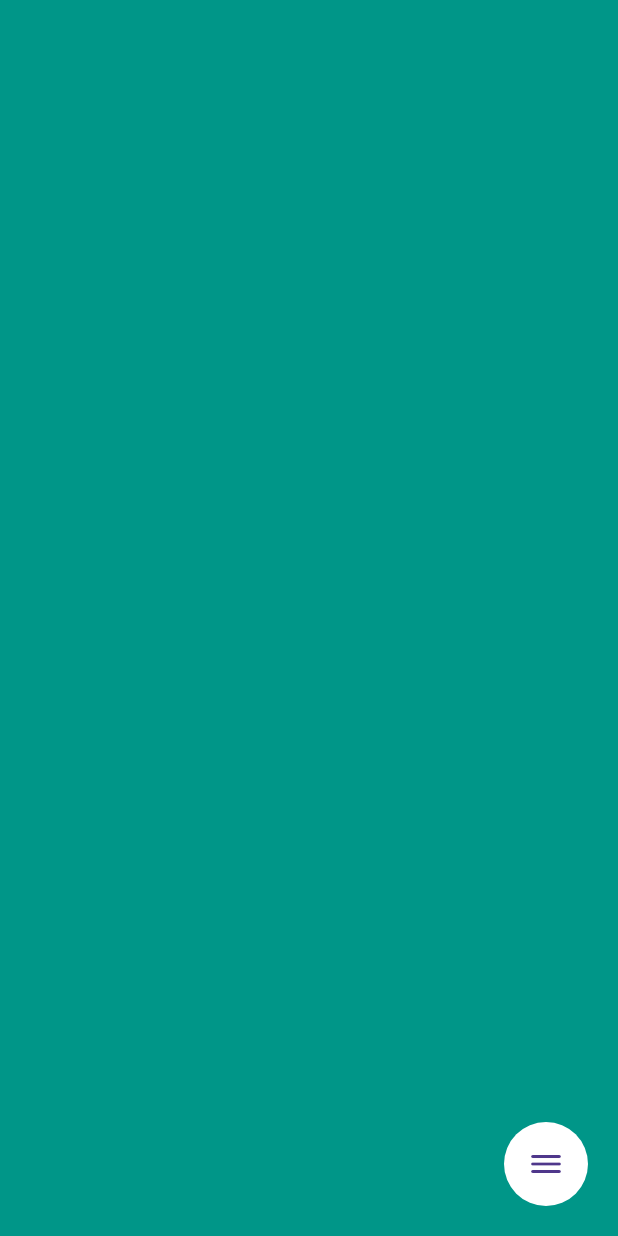
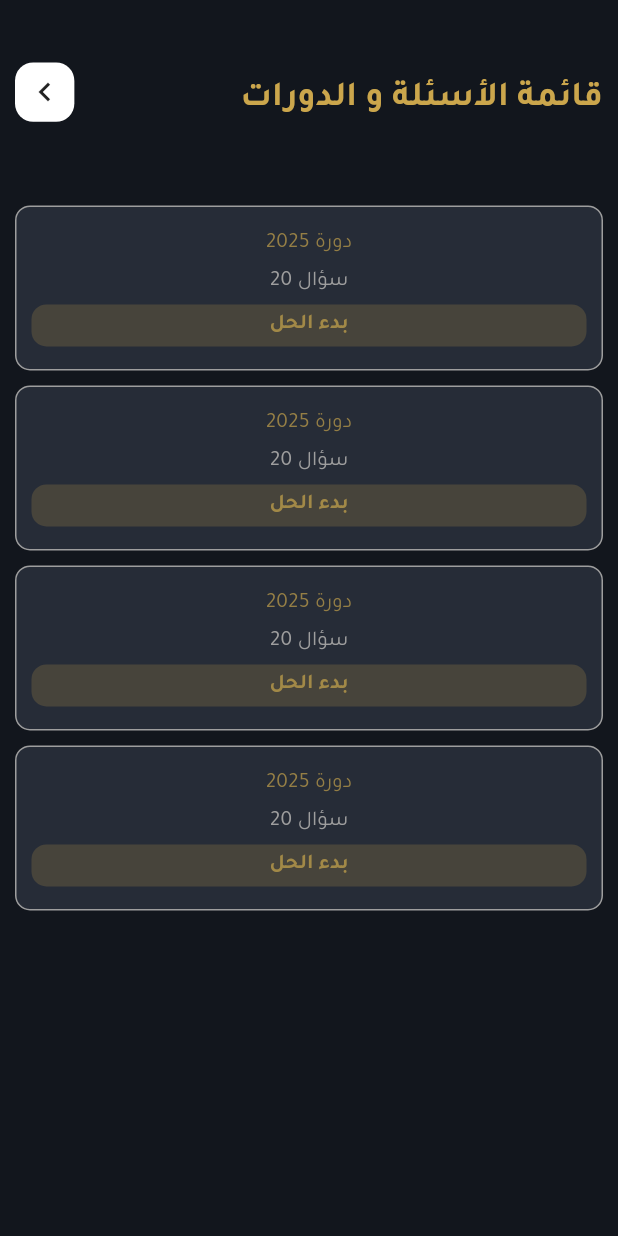
Before and after one commit to LinaHamdoun/un, a Flutter app: the screen it shows after launch, on a phone screen of 412 x 824 dp. Run offline on Flutter 3.47's test engine with Material 3 defaults, Android fonts, the phone set to English and light mode, and no system bars; our stand-ins replace flutter_screenutil, flutter_svg, font_awesome_flutter; missing offline and left inert: mobile_scanner.

Commit message:
commit add file

```diff
--- a/lib/Component/bottom_appBar.dart
+++ b/lib/Component/bottom_appBar.dart
@@ -2,7 +2,7 @@ import 'package:flutter/material.dart';
 import 'package:flutter_screenutil/flutter_screenutil.dart';
 
 import '../Colors/colors_screens.dart';
-import 'icon.dart';
+import 'click_column.dart';
 
 class BottomApp extends StatelessWidget {
   const BottomApp({
--- /dev/null
+++ b/lib/Component/card_test.dart
@@ -0,0 +1,69 @@
+import 'package:flutter/material.dart';
+import 'package:untitled/Colors/colors_screens.dart';
+
+class CardTest extends StatelessWidget {
+  const CardTest({
+    super.key,
+    required this.txt1,
+    required this.txt2,
+    required this.txt3,
+    required this.onTap,
+  });
+
+  final String txt1;
+
+  final String txt2;
+  final String txt3;
+  final VoidCallback onTap;
+
+  @override
+  Widget build(BuildContext context) {
+    return
+  Container(
+        margin: EdgeInsets.symmetric(vertical: 5),
+        padding: EdgeInsets.symmetric(vertical: 15, horizontal: 10),
+        alignment: Alignment.center,
+        width: double.infinity,
+        decoration: BoxDecoration(
+          color: Color(0xff262C37),
+          border: Border.all(color: Colors.grey),
+          borderRadius: BorderRadius.circular(10),
+        ),
+        child: Column(
+          mainAxisAlignment: MainAxisAlignment.center,
+          mainAxisSize: MainAxisSize.min,
+          children: [
+            Directionality(
+              textDirection: TextDirection.rtl,
+              child: Text(txt1, style: TextStyle(color: Color(0xff947E45))),
+            ),
+            Padding(
+              padding: const EdgeInsets.symmetric(vertical: 5),
+              child: Text(txt2, style: TextStyle(color: Colors.grey)),
+            ),
+            GestureDetector(
+              onTap: onTap,
+              child: Container(
+                decoration: BoxDecoration(
+                  borderRadius: BorderRadius.circular(10),
+                  color: Color(0xff47443B),
+                ),
+
+                alignment: Alignment.center,
+                width: double.infinity,
+                padding: EdgeInsets.symmetric(vertical: 4),
+
+                child: Text(
+                  txt3,
+                  style: TextStyle(
+                    color: Color(0xffA28947),
+                    fontWeight: FontWeight.bold,
+                  ),
+                ),
+              ),
+            ),
+          ],
+        ),
+      );
+  }
+}
--- a/lib/Screens/show_icon.dart
+++ b/lib/Screens/list_question.dart
@@ -5,14 +5,14 @@ import 'package:flutter_screenutil/flutter_screenutil.dart';
 import 'package:flutter_svg/flutter_svg.dart';
 import 'package:untitled/Component/animation_icon.dart';
 
-class ShowIcons extends StatefulWidget {
-  const ShowIcons({super.key});
+class Questions extends StatefulWidget {
+  const Questions({super.key});
 
   @override
-  State<ShowIcons> createState() => _ShowIconsState();
+  State<Questions> createState() => _QuestionsState();
 }
 
-class _ShowIconsState extends State<ShowIcons> {
+class _QuestionsState extends State<Questions> {
   bool isShow = false;
 
   void toggleIcons() {
--- /dev/null
+++ b/lib/Screens/test_screen.dart
@@ -0,0 +1,86 @@
+import 'package:flutter/material.dart';
+import 'package:flutter_screenutil/flutter_screenutil.dart';
+import 'package:untitled/Colors/colors_screens.dart';
+import 'package:untitled/Screens/physics_nawasat.dart';
+import 'package:untitled/Screens/summaries_screen.dart';
+
+import '../Component/card_test.dart';
+import '../Component/card_widget.dart';
+import '../Component/container_icon.dart';
+import '../Component/text_top.dart';
+
+class TestScreen extends StatelessWidget {
+  const TestScreen({super.key});
+
+  @override
+  Widget build(BuildContext context) {
+    return Scaffold(
+      backgroundColor: ColorsScreens.black,
+      body: Stack(
+        children: [
+          Center(
+            child: Padding(
+              padding: const EdgeInsets.symmetric(horizontal: 10),
+              child: Column(
+                mainAxisAlignment: MainAxisAlignment.center,
+                children: [
+                  Spacer(flex: 1),
+
+                  Row(
+                    mainAxisAlignment: MainAxisAlignment.spaceBetween,
+
+                    children: [
+                      Padding(
+                        padding: EdgeInsets.only(bottom: 10.h),
+                        child: Row(
+                          children: [
+                            ContainerIcon(
+                              onTap: () {
+                                Navigator.push(
+                                  context,
+                                  MaterialPageRoute(
+                                    builder: (context) =>SummariesScreen (),
+                                  ),
+                                );
+                              },
+                              valueRadius: 12.r,
+                              icon: Icon(Icons.keyboard_arrow_left, size: 25.h),
+                              color: Colors.white,
+                            ),
+                            SizedBox(width: 10.w),
+
+                          ],
+                        ),
+                      ),
+                      TextTop(text: 'قائمة الأسئلة و الدورات', size: 23.sp),
+                    ],
+                  ),
+                  SizedBox(height: 40.h),
+
+                  SizedBox(
+                    height: 600.h,
+                    child: SingleChildScrollView(
+                      child: Column(
+                        mainAxisAlignment: MainAxisAlignment.center,
+                        children: [
+                          CardTest(txt1: 'دورة 2025', txt2: '20 سؤال', txt3: 'بدء الحل', onTap: () {  },),
+
+                          CardTest(txt1: 'دورة 2025', txt2: '20 سؤال', txt3: 'بدء الحل', onTap: () {  },),
+                          CardTest(txt1: 'دورة 2025', txt2: '20 سؤال', txt3: 'بدء الحل', onTap: () {  },),
+                          CardTest(txt1: 'دورة 2025', txt2: '20 سؤال', txt3: 'بدء الحل', onTap: () {  },),
+
+                        ],
+                      ),
+                    ),
+                  ),
+
+                  Spacer(flex: 2),
+                ],
+              ),
+            ),
+          ),
+        ],
+      ),
+    );
+  }
+}
--- a/lib/main.dart
+++ b/lib/main.dart
@@ -1,9 +1,8 @@
+
 import 'package:flutter/material.dart';
 import 'package:flutter_screenutil/flutter_screenutil.dart';
 
-import 'Screens/home_screen.dart';
-import 'Screens/show_icon.dart';
-
+import 'Screens/test_screen.dart';
 
 void main() {
   runApp(App());
@@ -27,7 +26,7 @@ class App extends StatelessWidget {
           ),
         );
       },
-      child: ShowIcons() //lina
+      child: TestScreen()
     );
   }
 }
```
Also changed, not shown: lib/Component/click_column.dart (renamed from lib/Component/icon.dart). Lines whose indentation alone changed are shown as unchanged.
